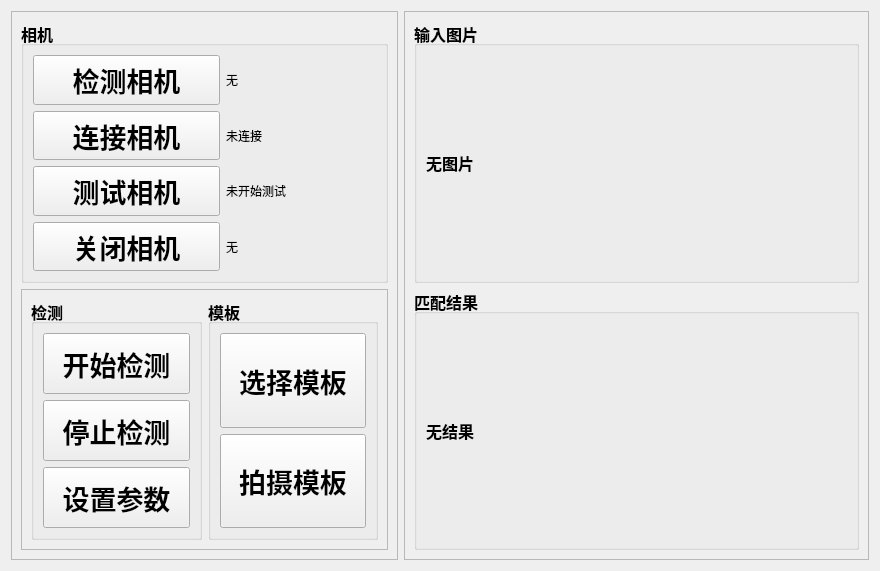
Above: MainWidget.ui from youngblood1998/helmet_detect before the change. Below: the same form after it.
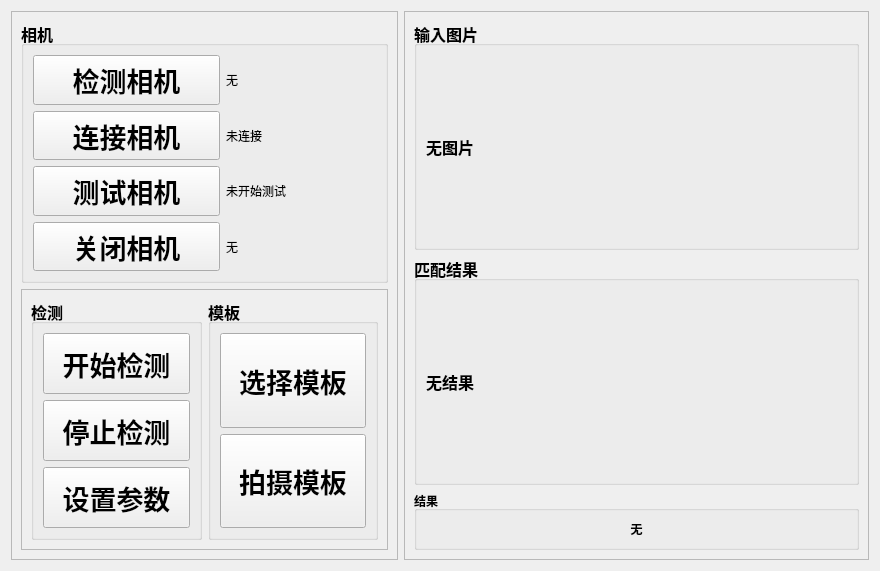
That is the form after the change.

Diff of the .ui file:
```diff
--- a/MainWidget.ui
+++ b/MainWidget.ui
@@ -333,7 +333,7 @@
      <property name="frameShadow">
       <enum>QFrame::Raised</enum>
      </property>
-     <layout class="QVBoxLayout" name="verticalLayout_8" stretch="0,0">
+     <layout class="QVBoxLayout" name="verticalLayout_8" stretch="8,8,1">
       <item>
        <widget class="QGroupBox" name="grpInput">
         <property name="font">
@@ -388,6 +388,31 @@
         </layout>
        </widget>
       </item>
+      <item>
+       <widget class="QGroupBox" name="groupBox">
+        <property name="font">
+         <font>
+          <weight>75</weight>
+          <bold>true</bold>
+         </font>
+        </property>
+        <property name="title">
+         <string>结果</string>
+        </property>
+        <layout class="QVBoxLayout" name="verticalLayout_9">
+         <item>
+          <widget class="QLabel" name="label_2">
+           <property name="text">
+            <string>无</string>
+           </property>
+           <property name="alignment">
+            <set>Qt::AlignCenter</set>
+           </property>
+          </widget>
+         </item>
+        </layout>
+       </widget>
+      </item>
      </layout>
     </widget>
    </item>
```
